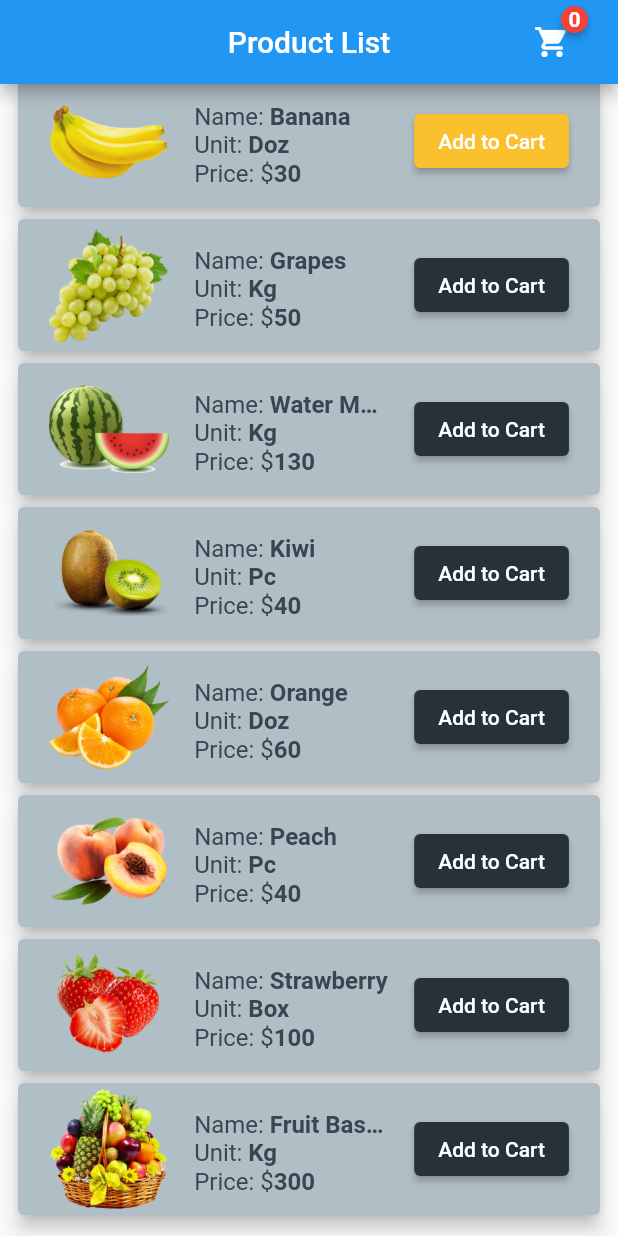
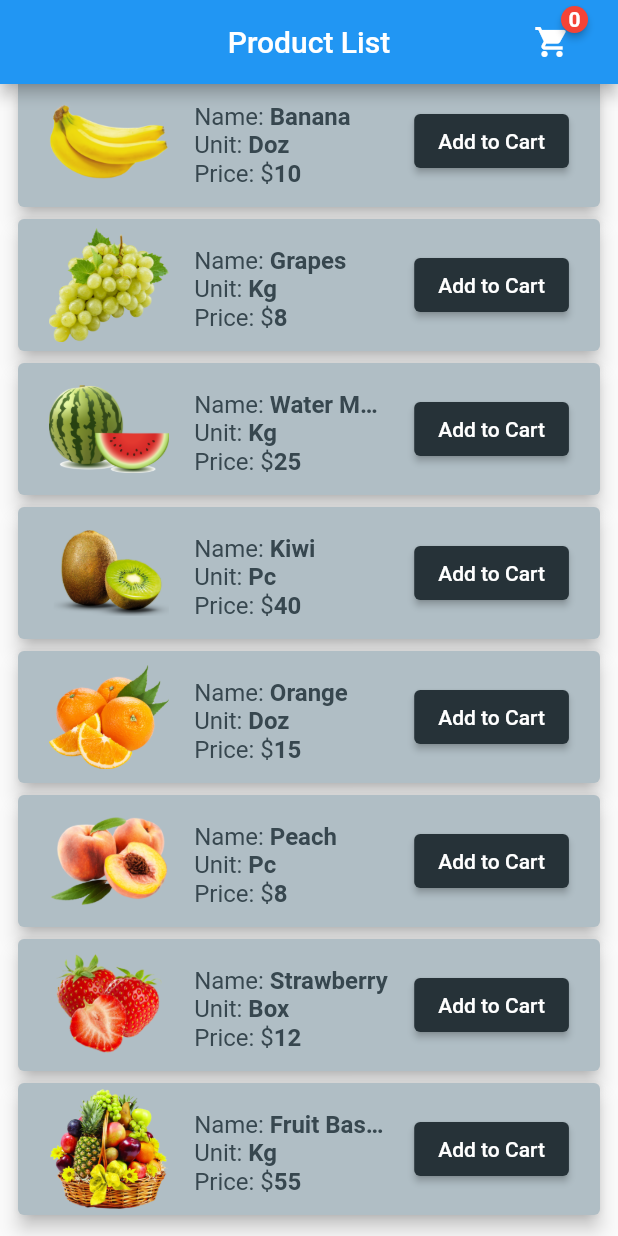
Before and after one commit to timelessfusionapps/shopping_cart_app, a Flutter app: the screen it shows after launch, scrolled down 212 dp, after a tap on "Add to Cart", on a phone screen of 412 x 824 dp. Run offline on Flutter 3.47's test engine with Material 2 defaults, Android fonts, the light colour scheme and no system bars; drawn by our look-alikes of badges; our stand-ins replace shared_preferences, sqflite; accounts and stored records are empty.

Commit message:
bugs fixed for cart icon

```diff
--- a/lib/provider/cart_provider.dart
+++ b/lib/provider/cart_provider.dart
@@ -63,7 +63,7 @@ class CartProvider with ChangeNotifier {
     final index = cart.indexWhere((element) => element.id == id);
     final currentQuantity = cart[index].quantity!.value;
     if (currentQuantity <= 1) {
-      removeItem(id);
+      currentQuantity == 1;
     } else {
       cart[index].quantity!.value = currentQuantity - 1;
     }
--- a/lib/screens/cart_screen.dart
+++ b/lib/screens/cart_screen.dart
@@ -36,7 +36,7 @@ class _CartScreenState extends State<CartScreen> {
             badgeContent: Consumer<CartProvider>(
               builder: (context, value, child) {
                 return Text(
-                  value.cart.length.toString(),
+                  value.getCounter().toString(),
                   style: const TextStyle(
                       color: Colors.white, fontWeight: FontWeight.bold),
                 );
@@ -194,12 +194,9 @@ class _CartScreenState extends State<CartScreen> {
                                     onPressed: () {
                                       dbHelper!.deleteCartItem(
                                           provider.cart[index].id!);
-                                      // cart.removeCounter();
-                                      // cart.removeTotalPrice(double.parse(
-                                      //     provider.cart[index].productPrice
-                                      //         .toString()));
                                       provider
                                           .removeItem(provider.cart[index].id!);
+                                      provider.removeCounter();
                                     },
                                     icon: Icon(
                                       Icons.delete,
@@ -211,22 +208,17 @@ class _CartScreenState extends State<CartScreen> {
                         );
                       });
                 }
-                return const Center(
-                    child: Text(
-                  'Your Cart is Empty',
-                  style: TextStyle(fontWeight: FontWeight.bold, fontSize: 18.0),
-                ));
               },
             ),
           ),
           Consumer<CartProvider>(
             builder: (BuildContext context, value, Widget? child) {
               final ValueNotifier<int?> totalPrice = ValueNotifier(null);
-              value.cart.forEach((element) {
+              for (var element in value.cart) {
                 totalPrice.value =
                     (element.productPrice! * element.quantity!.value) +
                         (totalPrice.value ?? 0);
-              });
+              }
               return Column(
                 children: [
                   ValueListenableBuilder<int?>(
--- a/lib/screens/product_list.dart
+++ b/lib/screens/product_list.dart
@@ -19,51 +19,47 @@ class _ProductListState extends State<ProductList> {
 
   List<Item> products = [
     Item(
-        name: 'Apple',
-        unit: 'Kg',
-        price: 120,
-        image: 'assets/images/apple.png'),
+        name: 'Apple', unit: 'Kg', price: 20, image: 'assets/images/apple.png'),
     Item(
         name: 'Mango',
         unit: 'Doz',
-        price: 300,
+        price: 30,
         image: 'assets/images/mango.png'),
     Item(
         name: 'Banana',
         unit: 'Doz',
-        price: 30,
+        price: 10,
         image: 'assets/images/banana.png'),
     Item(
         name: 'Grapes',
         unit: 'Kg',
-        price: 50,
+        price: 8,
         image: 'assets/images/grapes.png'),
     Item(
         name: 'Water Melon',
         unit: 'Kg',
-        price: 130,
+        price: 25,
         image: 'assets/images/watermelon.png'),
     Item(name: 'Kiwi', unit: 'Pc', price: 40, image: 'assets/images/kiwi.png'),
     Item(
         name: 'Orange',
         unit: 'Doz',
-        price: 60,
+        price: 15,
         image: 'assets/images/orange.png'),
-    Item(
-        name: 'Peach', unit: 'Pc', price: 40, image: 'assets/images/peach.png'),
+    Item(name: 'Peach', unit: 'Pc', price: 8, image: 'assets/images/peach.png'),
     Item(
         name: 'Strawberry',
         unit: 'Box',
-        price: 100,
+        price: 12,
         image: 'assets/images/strawberry.png'),
     Item(
         name: 'Fruit Basket',
         unit: 'Kg',
-        price: 300,
+        price: 55,
         image: 'assets/images/fruitBasket.png'),
   ];
 
-  List<bool> clicked = List.generate(10, (index) => false, growable: true);
+  //List<bool> clicked = List.generate(10, (index) => false, growable: true);
   @override
   Widget build(BuildContext context) {
     final cart = Provider.of<CartProvider>(context);
@@ -99,7 +95,7 @@ class _ProductListState extends State<ProductList> {
             badgeContent: Consumer<CartProvider>(
               builder: (context, value, child) {
                 return Text(
-                  value.cart.length.toString(),
+                  value.getCounter().toString(),
                   style: const TextStyle(
                       color: Colors.white, fontWeight: FontWeight.bold),
                 );
@@ -199,13 +195,8 @@ class _ProductListState extends State<ProductList> {
                     ),
                     ElevatedButton(
                         style: ElevatedButton.styleFrom(
-                            primary: clicked[index]
-                                ? Colors.yellow[700]
-                                : Colors.blueGrey.shade900),
+                            primary: Colors.blueGrey.shade900),
                         onPressed: () {
-                          setState(() {
-                            clicked[index] = true;
-                          });
                           saveData(index);
                         },
                         child: const Text('Add to Cart')),
```
Also changed, not shown: pubspec.lock.
